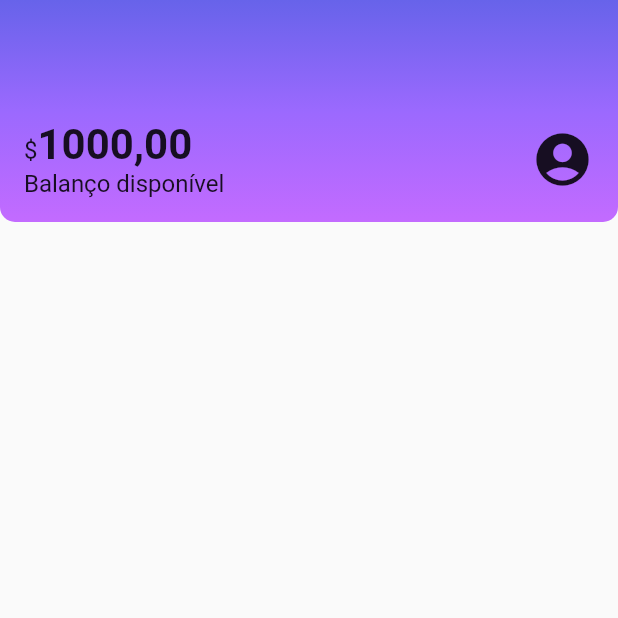
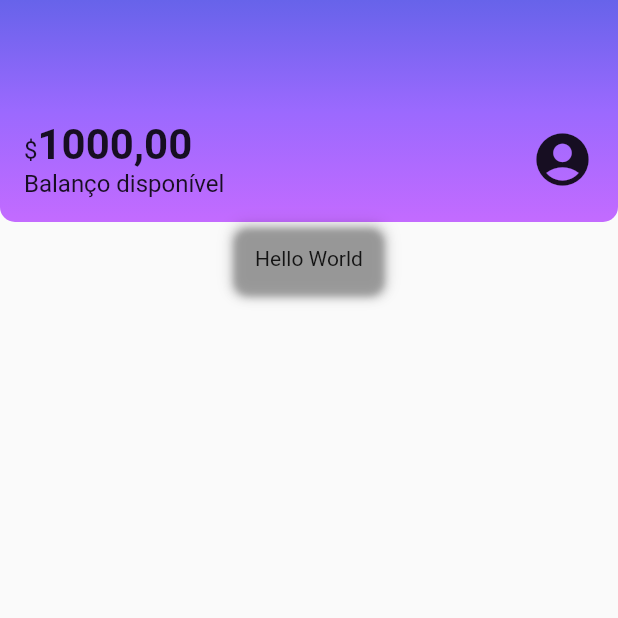
Before and after one commit to markuscandido/flutter-estilizando-reproduzindo-layouts, a Flutter app: the screen it shows after launch, on a phone screen of 412 x 824 dp, the top half of it. Run offline on Flutter 3.47's test engine with Material 2 defaults, Android fonts, the phone set to English and light mode, and no system bars.

Commit message:
03 - Criando novos componentes
- Perceber repetições visuais e estruturais no projeto, aplicando técnicas para organizar o código conforme o layout;

- Planejar a estrutura de um Widget customizado para se adequar às necessidades do projeto;

- Receber Widgets dentro de outros Widgets, pensando em deixar nosso widget customizado mais flexível possível;

- Conhecer a propriedade de sombreamento de Widgets para adicionar um novo efeito visual.

```diff
--- /dev/null
+++ b/lib/components/box_card.dart
@@ -0,0 +1,21 @@
+import 'package:flutter/material.dart';
+
+class BoxCard extends StatelessWidget {
+  final Widget boxContent;
+  const BoxCard({
+    Key? key,
+    required this.boxContent,
+  }) : super(key: key);
+
+  @override
+  Widget build(BuildContext context) {
+    return Container(
+      padding: const EdgeInsets.all(16),
+      decoration: BoxDecoration(
+        boxShadow: kElevationToShadow[3],
+        borderRadius: BorderRadius.circular(10),
+      ),
+      child: boxContent,
+    );
+  }
+}
--- a/lib/screens/home.dart
+++ b/lib/screens/home.dart
@@ -1,4 +1,5 @@
 import 'package:flutter/material.dart';
+import 'package:mvc_bank/components/box_card.dart';
 import 'package:mvc_bank/components/sections/header.dart';
 
 class HomeScreen extends StatelessWidget {
@@ -10,6 +11,7 @@ class HomeScreen extends StatelessWidget {
       body: Column(
         children: [
           Header(),
+          BoxCard(boxContent: Text('Hello World')),
         ],
       ),
     );
```
